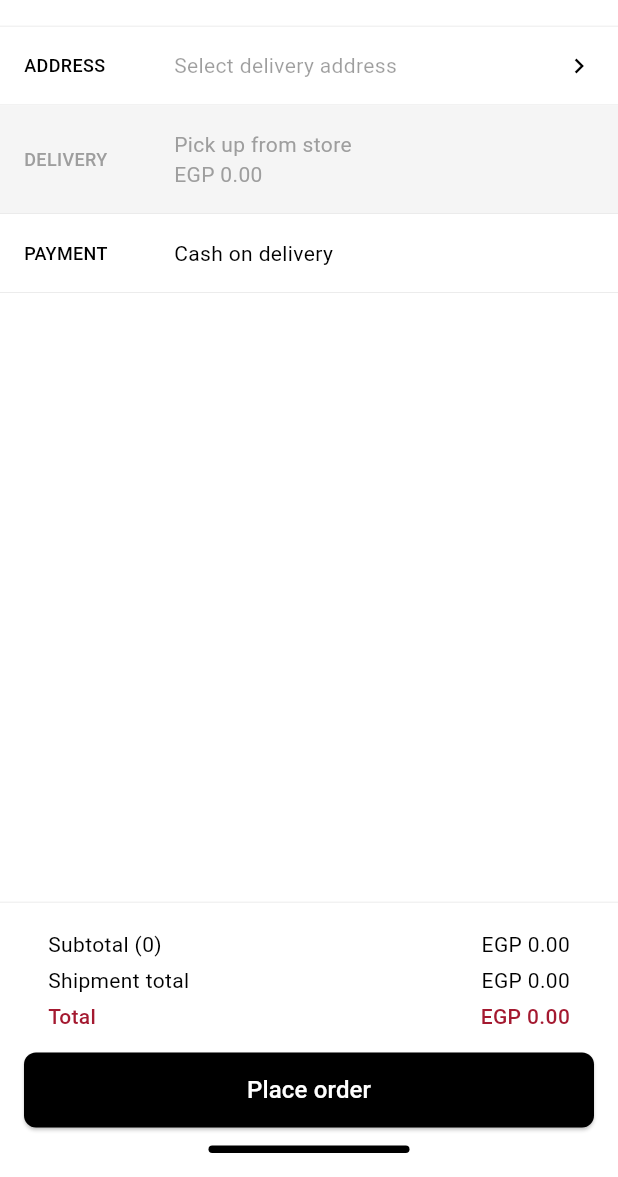
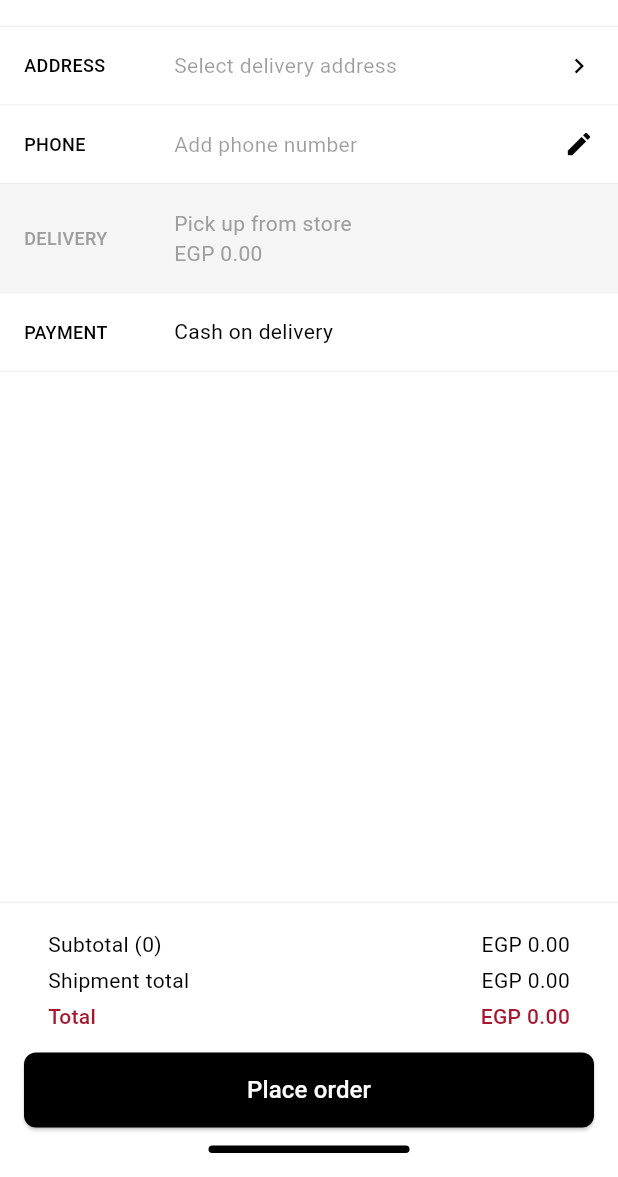
Before and after one commit to iSeFz/ELEVATE-Mobile, a Flutter app: the _OrderScreenBody screen opened directly with empty values, on a phone screen of 412 x 824 dp, the part 59-1236 px from its top. Run offline on Flutter 3.47's test engine with Material 3 defaults, Android fonts, the phone set to English and light mode, and no system bars; our stand-ins replace bloc, camera, firebase_auth, firebase_core, flutter_bloc, google_sign_in; accounts and stored records are empty.

Commit message:
Added phone number to checkout screen

```diff
--- a/elevate/lib/features/order/presentation/widgets/order_section.dart
+++ b/elevate/lib/features/order/presentation/widgets/order_section.dart
@@ -6,6 +6,7 @@ class OrderSection extends StatelessWidget {
   final bool isPlaceholder;
   final bool showArrow;
   final bool disabled;
+  final bool showEditIcon;
 
   const OrderSection({
     super.key,
@@ -14,6 +15,7 @@ class OrderSection extends StatelessWidget {
     this.isPlaceholder = false,
     this.showArrow = true,
     this.disabled = false,
+    this.showEditIcon = false,
   });
 
   @override
@@ -75,7 +77,13 @@ class OrderSection extends StatelessWidget {
                       ),
                     ),
           ),
-          if (showArrow)
+          if (showEditIcon)
+            Icon(
+              Icons.edit,
+              size: 20,
+              color: disabled ? Colors.grey : Colors.black,
+            )
+          else if (showArrow)
             Icon(
               Icons.chevron_right,
               size: 20,
```
Also changed, not shown: elevate/lib/features/order/presentation/cubits/order_cubit.dart (+8 -0 lines), elevate/lib/features/order/presentation/screens/order_page.dart (+79 -0 lines).
